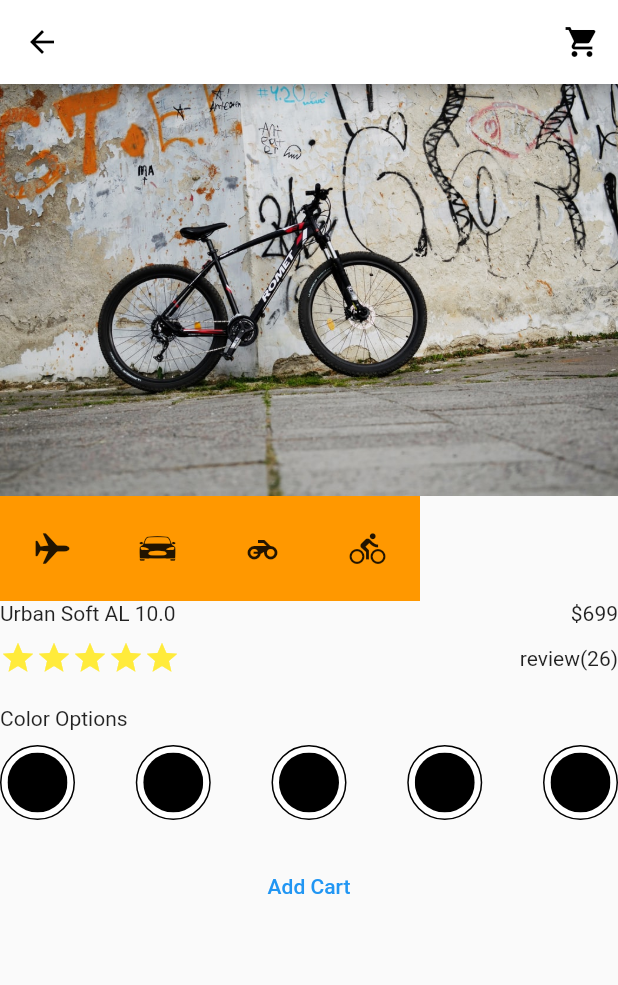
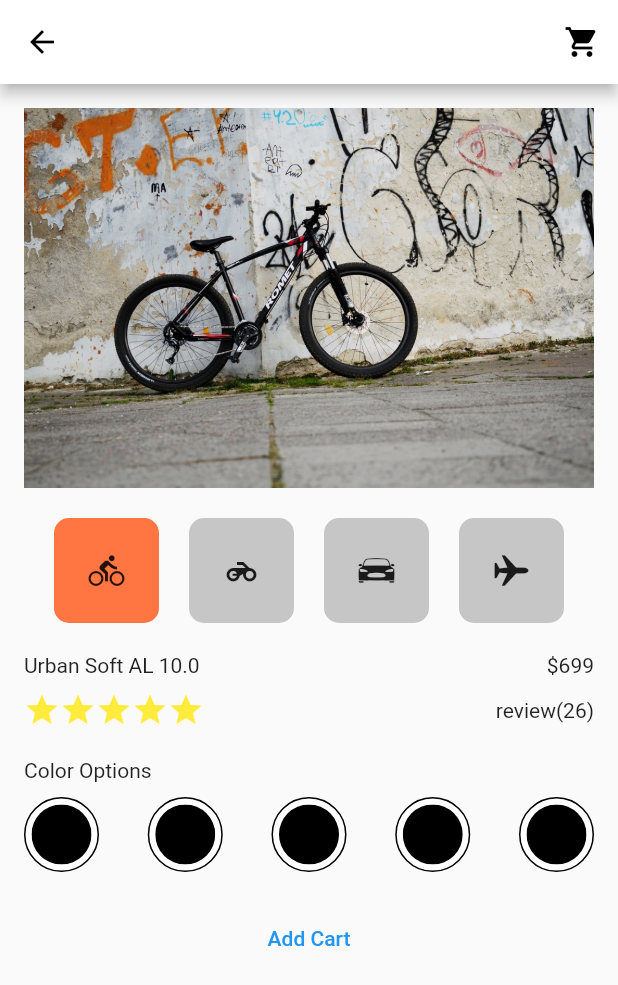
Before and after one commit to NomadHuns/flutter-shopping-practice, a Flutter app: the screen it shows after launch, on a phone screen of 412 x 824 dp. Shown: the top 985 px of the screen. Run offline on Flutter 3.47's test engine with Material 2 defaults, Android fonts, the phone set to English and light mode, and no system bars.

Commit message:
shopping_header 디자인 구현 완료

```diff
--- a/lib/views/pages/shopping/componunts/shopping_header.dart
+++ b/lib/views/pages/shopping/componunts/shopping_header.dart
@@ -9,35 +9,36 @@ class ShoppingCartHeader extends StatelessWidget {
     return Column(
       children: [
         Image.asset("assets/p1.jpeg"),
-        Row(
-          children: [
-            Container(
-              color: Colors.orange,
-              width: 70,
-              height: 70,
-              child: Icon(CupertinoIcons.airplane),
-            ),
-            Container(
-              color: Colors.orange,
-              width: 70,
-              height: 70,
-              child: Icon(CupertinoIcons.car_detailed),
-            ),
-            Container(
-              color: Colors.orange,
-              width: 70,
-              height: 70,
-              child: Icon(Icons.motorcycle),
-            ),
-            Container(
-              color: Colors.orange,
-              width: 70,
-              height: 70,
-              child: Icon(Icons.directions_bike),
-            ),
-          ],
-        )
+        SizedBox(height: 20),
+        Padding(
+          padding: const EdgeInsets.symmetric(horizontal: 20),
+          child: Row(
+            children: [
+              _headerButton(Icon(Icons.directions_bike), Color(0xFFff7643)),
+              Spacer(),
+              _headerButton(Icon(Icons.motorcycle), Color(0xFFc6c6c6)),
+              Spacer(),
+              _headerButton(
+                  Icon(CupertinoIcons.car_detailed), Color(0xFFc6c6c6)),
+              Spacer(),
+              _headerButton(Icon(CupertinoIcons.airplane), Color(0xFFc6c6c6)),
+            ],
+          ),
+        ),
+        SizedBox(height: 20),
       ],
     );
   }
+
+  Container _headerButton(Icon icon, Color color) {
+    return Container(
+      decoration: BoxDecoration(
+        borderRadius: BorderRadius.circular(10),
+        color: color,
+      ),
+      width: 70,
+      height: 70,
+      child: icon,
+    );
+  }
 }
--- a/lib/views/pages/shopping/shopping_page.dart
+++ b/lib/views/pages/shopping/shopping_page.dart
@@ -9,7 +9,21 @@ class ShoppingPage extends StatelessWidget {
   @override
   Widget build(BuildContext context) {
     return Scaffold(
-      appBar: AppBar(
+      appBar: _appBar(),
+      body: Padding(
+        padding: const EdgeInsets.all(16.0),
+        child: Column(
+          children: [
+            ShoppingCartHeader(),
+            ShoppingCartDetail(),
+          ],
+        ),
+      ),
+    );
+  }
+
+  AppBar _appBar() {
+    return AppBar(
       backgroundColor: Colors.white,
       leading: IconButton(
         onPressed: () {},
@@ -21,13 +35,6 @@ class ShoppingPage extends StatelessWidget {
           icon: Icon(Icons.shopping_cart, color: Colors.black),
         ),
       ],
-      ),
-      body: Column(
-        children: [
-          ShoppingCartHeader(),
-          ShoppingCartDetail(),
-        ],
-      ),
     );
   }
 }
```
Lines whose indentation alone changed are shown as unchanged.
